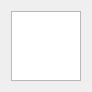
The window that src/scenetreewidget.ui (not-surt/GfxPaint) describes before a commit, drawn with Qt 5.
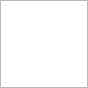
The same window after the commit.

What changed in the file:
```diff
--- a/src/scenetreewidget.ui
+++ b/src/scenetreewidget.ui
@@ -14,6 +14,18 @@
    <string>Form</string>
   </property>
   <layout class="QVBoxLayout" name="verticalLayout">
+   <property name="leftMargin">
+    <number>0</number>
+   </property>
+   <property name="topMargin">
+    <number>0</number>
+   </property>
+   <property name="rightMargin">
+    <number>0</number>
+   </property>
+   <property name="bottomMargin">
+    <number>0</number>
+   </property>
    <item>
     <widget class="QTreeView" name="nodesTreeView"/>
    </item>
```
